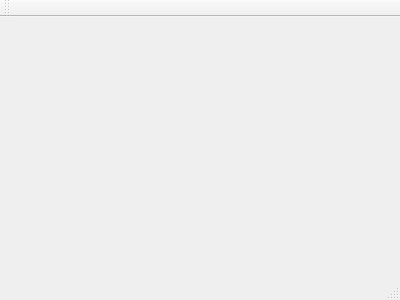
Qt form mainwindow.ui (BateswaterhouseBalin/QtImageDetector) before a commit.
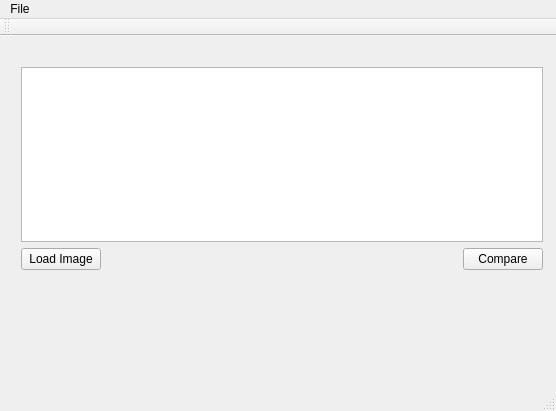
The same form after that commit.

```diff
--- a/mainwindow.ui
+++ b/mainwindow.ui
@@ -1,24 +1,98 @@
 <ui version="4.0">
  <class>MainWindow</class>
- <widget class="QMainWindow" name="MainWindow" >
-  <property name="geometry" >
+ <widget class="QMainWindow" name="MainWindow">
+  <property name="geometry">
    <rect>
     <x>0</x>
     <y>0</y>
-    <width>400</width>
-    <height>300</height>
+    <width>556</width>
+    <height>411</height>
    </rect>
   </property>
   <property name="windowTitle" >
    <string>MainWindow</string>
   </property>
-  <widget class="QMenuBar" name="menuBar" />
-  <widget class="QToolBar" name="mainToolBar" />
-  <widget class="QWidget" name="centralWidget" />
-  <widget class="QStatusBar" name="statusBar" />
+  <widget class="QWidget" name="centralWidget">
+   <widget class="QWidget" name="">
+    <property name="geometry">
+     <rect>
+      <x>10</x>
+      <y>20</y>
+      <width>544</width>
+      <height>225</height>
+     </rect>
+    </property>
+    <layout class="QVBoxLayout" name="verticalLayout">
+     <item>
+      <widget class="QGraphicsView" name="graphicsView"/>
+     </item>
+     <item>
+      <layout class="QHBoxLayout" name="horizontalLayout">
+       <item>
+        <widget class="QPushButton" name="loadButton">
+         <property name="text">
+          <string>Load Image</string>
+         </property>
+        </widget>
+       </item>
+       <item>
+        <spacer name="horizontalSpacer">
+         <property name="orientation">
+          <enum>Qt::Horizontal</enum>
+         </property>
+         <property name="sizeHint" stdset="0">
+          <size>
+           <width>378</width>
+           <height>20</height>
+          </size>
+         </property>
+        </spacer>
+       </item>
+       <item>
+        <widget class="QPushButton" name="compareButton">
+         <property name="text">
+          <string>Compare</string>
+         </property>
+        </widget>
+       </item>
+      </layout>
+     </item>
+    </layout>
+   </widget>
+  </widget>
+  <widget class="QMenuBar" name="menuBar">
+   <property name="geometry">
+    <rect>
+     <x>0</x>
+     <y>0</y>
+     <width>556</width>
+     <height>21</height>
+    </rect>
+   </property>
+   <widget class="QMenu" name="menuImage_Detector">
+    <property name="title">
+     <string>File</string>
+    </property>
+    <addaction name="actionOpen"/>
+   </widget>
+   <addaction name="menuImage_Detector"/>
+  </widget>
+  <widget class="QToolBar" name="mainToolBar">
+   <attribute name="toolBarArea">
+    <enum>TopToolBarArea</enum>
+   </attribute>
+   <attribute name="toolBarBreak">
+    <bool>false</bool>
+   </attribute>
+  </widget>
+  <widget class="QStatusBar" name="statusBar"/>
+  <action name="actionOpen">
+   <property name="text">
+    <string>Open</string>
+   </property>
+  </action>
  </widget>
- <layoutDefault spacing="6" margin="11" />
- <pixmapfunction></pixmapfunction>
+ <layoutdefault spacing="6" margin="11"/>
  <resources/>
  <connections/>
 </ui>
```
Left out of the diff: 3 changed lines with no effect on the pictures.
